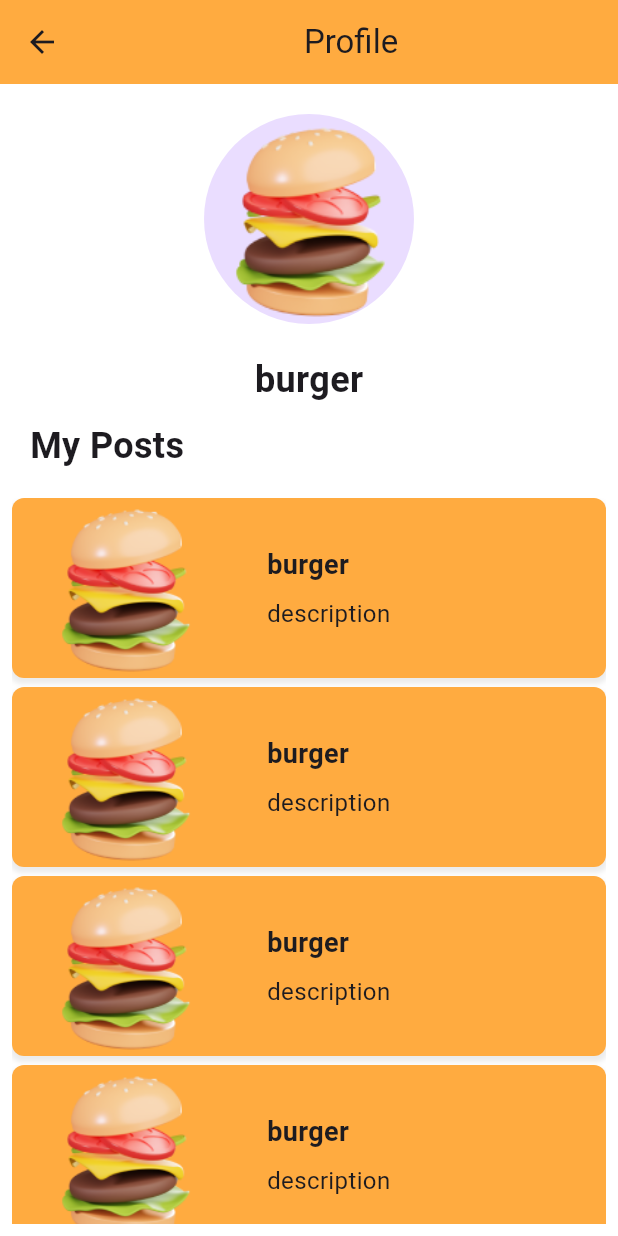
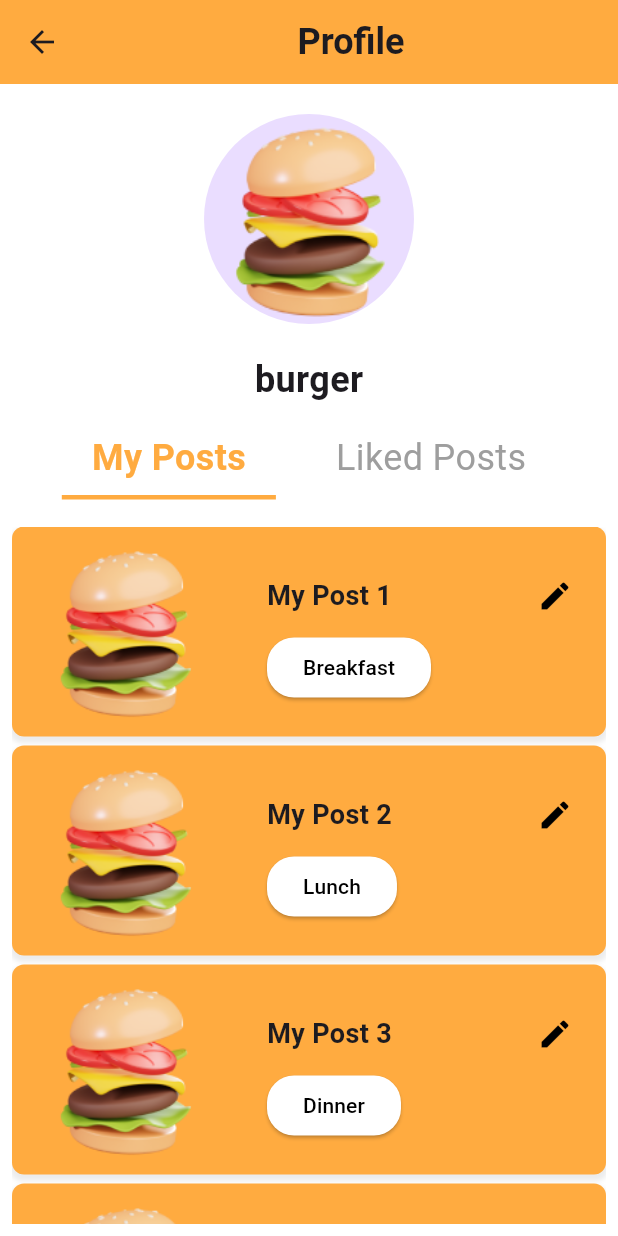
Before and after one commit to phritnakgate/softdev_foodblog_frontend, a Flutter app: the ProfileScreen screen opened by its route, on a phone screen of 412 x 824 dp. Run offline on Flutter 3.47's test engine with Material 3 defaults, Android fonts, the phone set to English and light mode, and no system bars; our stand-ins replace google_fonts; Roboto replaces fonts that are missing (Kanit).

Commit message:
Profile Screen

```diff
--- a/lib/screens/profile_screen.dart
+++ b/lib/screens/profile_screen.dart
@@ -1,15 +1,40 @@
 import 'package:flutter/material.dart';
+import 'package:softdev_foodblog_frontend/widgets/profile_screen/switch_widget.dart';
 
-class ProfileScreen extends StatelessWidget {
+class ProfileScreen extends StatefulWidget {
   const ProfileScreen({super.key});
 
   @override
+  State<ProfileScreen> createState() => _ProfileScreenState();
+}
+
+class _ProfileScreenState extends State<ProfileScreen> {
+  bool showPosts = true;
+
+  // Example data for "My Posts" and "Liked Posts"
+  List<String> myPosts = ['My Post 1', 'My Post 2', 'My Post 3', 'My Post 4'];
+  List<String> likedPosts = ['Liked Post 1', 'Liked Post 2'];
+
+  // Example tags
+  List<String> tags = ['Breakfast', 'Lunch', 'Dinner'];
+
+  @override
   Widget build(BuildContext context) {
+    List<String> currentList = showPosts ? myPosts : likedPosts;
+
     return Scaffold(
       backgroundColor: Colors.white,
       appBar: AppBar(
-        title: const Center(child: Text('Profile')),
-        backgroundColor: Colors.orangeAccent, // Customize the AppBar color
+        title: const Center(
+          child: Text(
+            'Profile',
+            style: TextStyle(
+              fontSize: 24,
+              fontWeight: FontWeight.bold,
+            ),
+          ),
+        ),
+        backgroundColor: Colors.orangeAccent,
       ),
       body: Column(
         mainAxisAlignment: MainAxisAlignment.start,
@@ -30,31 +55,24 @@ class ProfileScreen extends StatelessWidget {
             ),
           ),
           const SizedBox(height: 10),
-          const Padding(
-            padding: EdgeInsets.only(left: 20.0),
-            child: Row(
-              mainAxisAlignment: MainAxisAlignment.start,
-              children: [
-                Text(
-                  'My Posts',
-                  style: TextStyle(
-                    fontSize: 24,
-                    fontWeight: FontWeight.bold,
-                  ),
-                ),
-              ],
-            ),
+          SwitchWidget(
+            showPosts: showPosts,
+            onSwitch: (bool value) {
+              setState(() {
+                showPosts = value;
+              });
+            },
           ),
           const SizedBox(height: 10),
           Expanded(
             child: Padding(
               padding: const EdgeInsets.all(8.0),
               child: GridView.builder(
-                itemCount: 20, // Number of posts
+                itemCount: currentList.length,
                 gridDelegate: const SliverGridDelegateWithFixedCrossAxisCount(
                   crossAxisCount: 1,
                   mainAxisSpacing: 6,
-                  mainAxisExtent: 120,
+                  mainAxisExtent: 140,
                 ),
                 itemBuilder: (BuildContext context, int index) {
                   return Container(
@@ -66,8 +84,10 @@ class ProfileScreen extends StatelessWidget {
                           color: Colors.grey.withOpacity(0.2),
                           spreadRadius: 1,
                           blurRadius: 2,
-                              offset: const Offset(0, 3))
-                        ]),
+                          offset: const Offset(0, 3),
+                        ),
+                      ],
+                    ),
                     child: Row(
                       mainAxisAlignment: MainAxisAlignment.start,
                       children: [
@@ -77,26 +97,49 @@ class ProfileScreen extends StatelessWidget {
                           height: 150,
                         ),
                         const SizedBox(width: 20),
-                        const Expanded(
+                        Expanded(
                           child: Column(
                             crossAxisAlignment: CrossAxisAlignment.start,
                             mainAxisAlignment: MainAxisAlignment.center,
                             children: [
+                              Row(
+                                mainAxisAlignment: MainAxisAlignment.spaceBetween,
+                                children: [
                                   Padding(
-                                padding: EdgeInsets.only(bottom: 8.0),
+                                    padding: const EdgeInsets.only(bottom: 8.0, top: 8.0),
                                     child: Text(
-                                  'burger',
-                                  style: TextStyle(
+                                      showPosts ? 'My Post ${index + 1}' : 'Liked Post ${index + 1}',
+                                      style: const TextStyle(
                                         fontSize: 18,
                                         fontWeight: FontWeight.bold,
                                       ),
                                     ),
                                   ),
-                              Text(
-                                'description',
-                                style: TextStyle(
-                                  fontSize: 16,
+                                  Padding(
+                                    padding: const EdgeInsets.only(right: 10.0),
+                                    child: IconButton(
+                                      onPressed: () {
+
+                                      },
+                                      icon: const Icon(Icons.edit),
+                                      color: Colors.black,
                                     ),
+                                  ),
+                                ],
+                              ),
+                              const SizedBox(width: 20),
+                              ElevatedButton(
+                                onPressed: () {
+                                  // Handle tag button click
+                                },
+                                style: ElevatedButton.styleFrom(
+                                  backgroundColor: Colors.white,
+                                  foregroundColor: Colors.black,
+                                  shape: RoundedRectangleBorder(
+                                    borderRadius: BorderRadius.circular(18),
+                                  ),
+                                ),
+                                child: Text(tags[index % tags.length]),
                               ),
                             ],
                           ),
--- /dev/null
+++ b/lib/widgets/profile_screen/switch_widget.dart
@@ -0,0 +1,66 @@
+import 'package:flutter/material.dart';
+
+class SwitchWidget extends StatelessWidget {
+  final bool showPosts;
+  final ValueChanged<bool> onSwitch;
+
+  const SwitchWidget({
+    super.key,
+    required this.showPosts,
+    required this.onSwitch,
+  });
+
+  @override
+  Widget build(BuildContext context) {
+    return Row(
+      mainAxisAlignment: MainAxisAlignment.center,
+      children: [
+        GestureDetector(
+          onTap: () => onSwitch(true),
+          child: Container(
+            decoration: BoxDecoration(
+              border: Border(
+                bottom: BorderSide(
+                  color: showPosts ? Colors.orangeAccent : Colors.transparent,
+                  width: 3,
+                ),
+              ),
+            ),
+            padding: const EdgeInsets.symmetric(vertical: 8.0, horizontal: 20.0),
+            child: Text(
+              'My Posts',
+              style: TextStyle(
+                fontSize: 24,
+                fontWeight: showPosts ? FontWeight.bold : FontWeight.normal,
+                color: showPosts ? Colors.orangeAccent : Colors.grey,
+              ),
+            ),
+          ),
+        ),
+        const SizedBox(width: 20),
+        GestureDetector(
+          onTap: () => onSwitch(false),
+          child: Container(
+            decoration: BoxDecoration(
+              border: Border(
+                bottom: BorderSide(
+                  color: showPosts ? Colors.transparent : Colors.orangeAccent,
+                  width: 3,
+                ),
+              ),
+            ),
+            padding: const EdgeInsets.symmetric(vertical: 8.0, horizontal: 20.0),
+            child: Text(
+              'Liked Posts',
+              style: TextStyle(
+                fontSize: 24,
+                fontWeight: showPosts ? FontWeight.normal : FontWeight.bold,
+                color: showPosts ? Colors.grey : Colors.orangeAccent,
+              ),
+            ),
+          ),
+        ),
+      ],
+    );
+  }
+}
```
Lines whose indentation alone changed are shown as unchanged.
